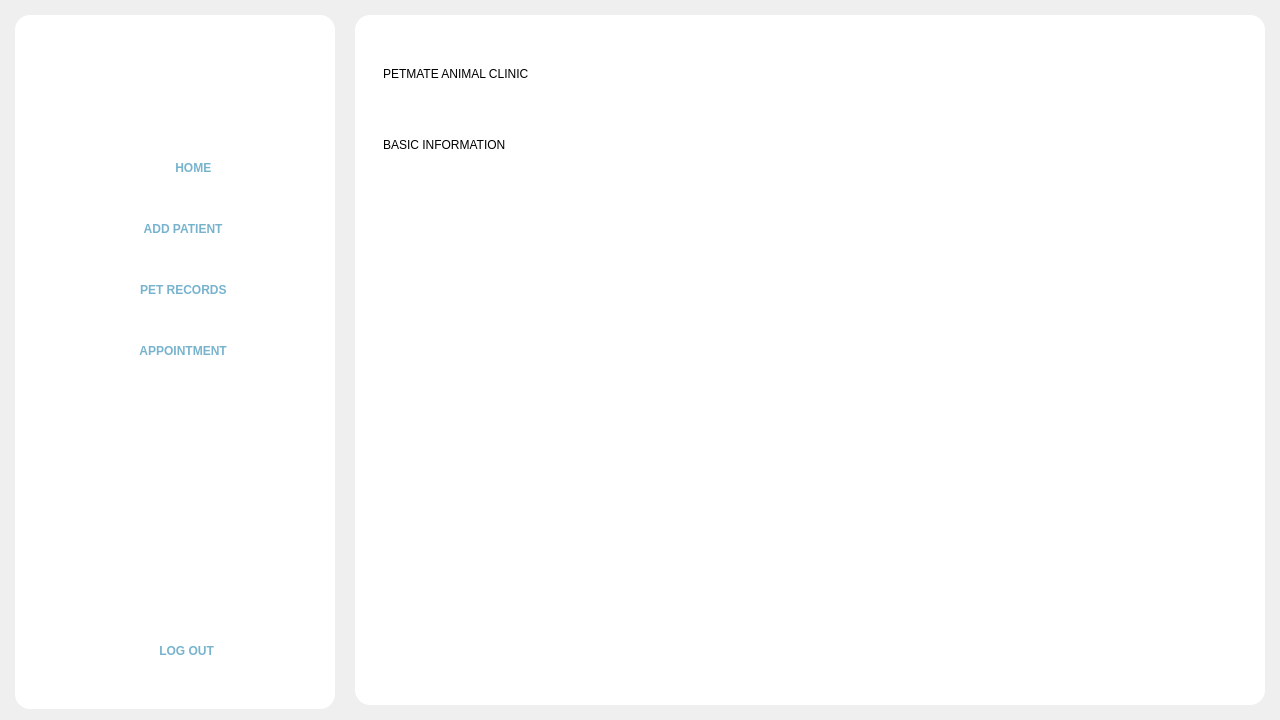
First picture: the form in Frontend/Home.ui, repository rmmln/Petmate-Desktop-Application, before the edit.
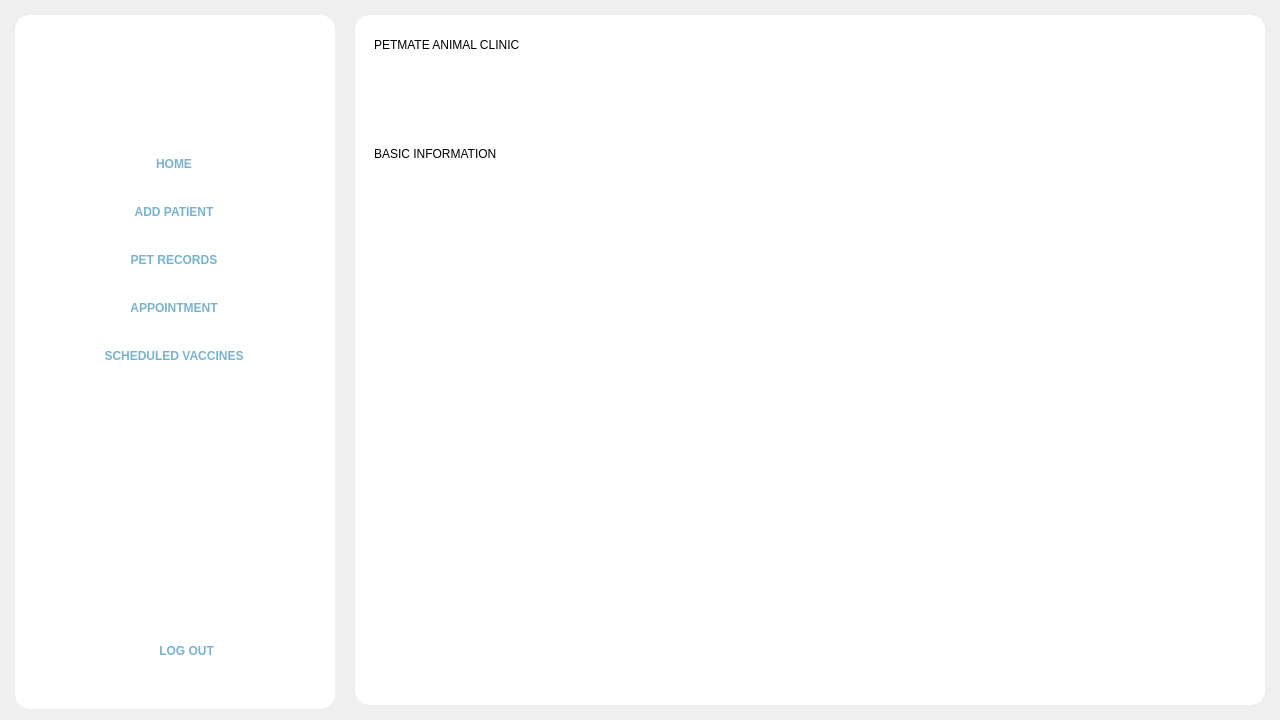
Second picture: the form after the edit. The open tabs and pages were chosen to show the change. Icons and pictures are not drawn.

```diff
--- a/Frontend/Home.ui
+++ b/Frontend/Home.ui
@@ -146,14 +146,14 @@
          </property>
          <property name="minimumSize">
           <size>
-           <width>240</width>
+           <width>260</width>
            <height>260</height>
           </size>
          </property>
          <property name="maximumSize">
           <size>
-           <width>240</width>
-           <height>260</height>
+           <width>260</width>
+           <height>500</height>
           </size>
          </property>
          <property name="styleSheet">
@@ -165,18 +165,6 @@
           <enum>QFrame::NoFrame</enum>
          </property>
          <layout class="QVBoxLayout" name="verticalLayout">
-          <property name="leftMargin">
-           <number>0</number>
-          </property>
-          <property name="topMargin">
-           <number>0</number>
-          </property>
-          <property name="rightMargin">
-           <number>0</number>
-          </property>
-          <property name="bottomMargin">
-           <number>0</number>
-          </property>
           <item>
            <widget class="QToolButton" name="homeBtn">
             <property name="minimumSize">
@@ -204,7 +192,7 @@
 }</string>
             </property>
             <property name="text">
-             <string>           HOME</string>
+             <string>HOME</string>
             </property>
             <property name="icon">
              <iconset resource="resource.qrc">
@@ -257,7 +245,7 @@
 }</string>
             </property>
             <property name="text">
-             <string>     ADD PATIENT</string>
+             <string>ADD PATIENT</string>
             </property>
             <property name="icon">
              <iconset resource="resource.qrc">
@@ -310,7 +298,7 @@
 }</string>
             </property>
             <property name="text">
-             <string>     PET RECORDS</string>
+             <string>PET RECORDS</string>
             </property>
             <property name="icon">
              <iconset resource="resource.qrc">
@@ -363,7 +351,7 @@
 }</string>
             </property>
             <property name="text">
-             <string>     APPOINTMENT</string>
+             <string>APPOINTMENT</string>
             </property>
             <property name="icon">
              <iconset resource="resource.qrc">
@@ -389,6 +377,59 @@
             </property>
            </widget>
           </item>
+          <item>
+           <widget class="QToolButton" name="appointmentBtn_2">
+            <property name="minimumSize">
+             <size>
+              <width>240</width>
+              <height>0</height>
+             </size>
+            </property>
+            <property name="autoFillBackground">
+             <bool>false</bool>
+            </property>
+            <property name="styleSheet">
+             <string notr="true">QToolButton{
+	border:none;
+	background-color:transparent;
+	font: 87 11pt &quot;Montserrat Black&quot;;
+	font-weight:bold;
+	color:#78B3CE;
+	border-radius:15px;
+	padding:10;
+}
+QToolButton:hover{
+	background-color: rgb(255, 241, 206);
+
+}</string>
+            </property>
+            <property name="text">
+             <string>SCHEDULED VACCINES</string>
+            </property>
+            <property name="icon">
+             <iconset resource="resource.qrc">
+              <normaloff>:/Icons/Icons/schedVax.png</normaloff>:/Icons/Icons/schedVax.png</iconset>
+            </property>
+            <property name="iconSize">
+             <size>
+              <width>25</width>
+              <height>25</height>
+             </size>
+            </property>
+            <property name="popupMode">
+             <enum>QToolButton::DelayedPopup</enum>
+            </property>
+            <property name="toolButtonStyle">
+             <enum>Qt::ToolButtonTextBesideIcon</enum>
+            </property>
+            <property name="autoRaise">
+             <bool>false</bool>
+            </property>
+            <property name="arrowType">
+             <enum>Qt::NoArrow</enum>
+            </property>
+           </widget>
+          </item>
          </layout>
         </widget>
        </item>
@@ -1034,8 +1075,23 @@
            <property name="sizeConstraint">
             <enum>QLayout::SetDefaultConstraint</enum>
            </property>
+           <property name="leftMargin">
+            <number>0</number>
+           </property>
+           <property name="topMargin">
+            <number>0</number>
+           </property>
+           <property name="rightMargin">
+            <number>0</number>
+           </property>
+           <property name="bottomMargin">
+            <number>0</number>
+           </property>
            <item alignment="Qt::AlignTop">
             <widget class="QFrame" name="frame_2">
+             <property name="layoutDirection">
+              <enum>Qt::LeftToRight</enum>
+             </property>
              <property name="frameShape">
               <enum>QFrame::StyledPanel</enum>
              </property>
@@ -1047,7 +1103,7 @@
                <number>9</number>
               </property>
               <property name="topMargin">
-               <number>20</number>
+               <number>0</number>
               </property>
               <property name="bottomMargin">
                <number>0</number>
```
Left out of the diff: 13 changed lines with no effect on the pictures.
